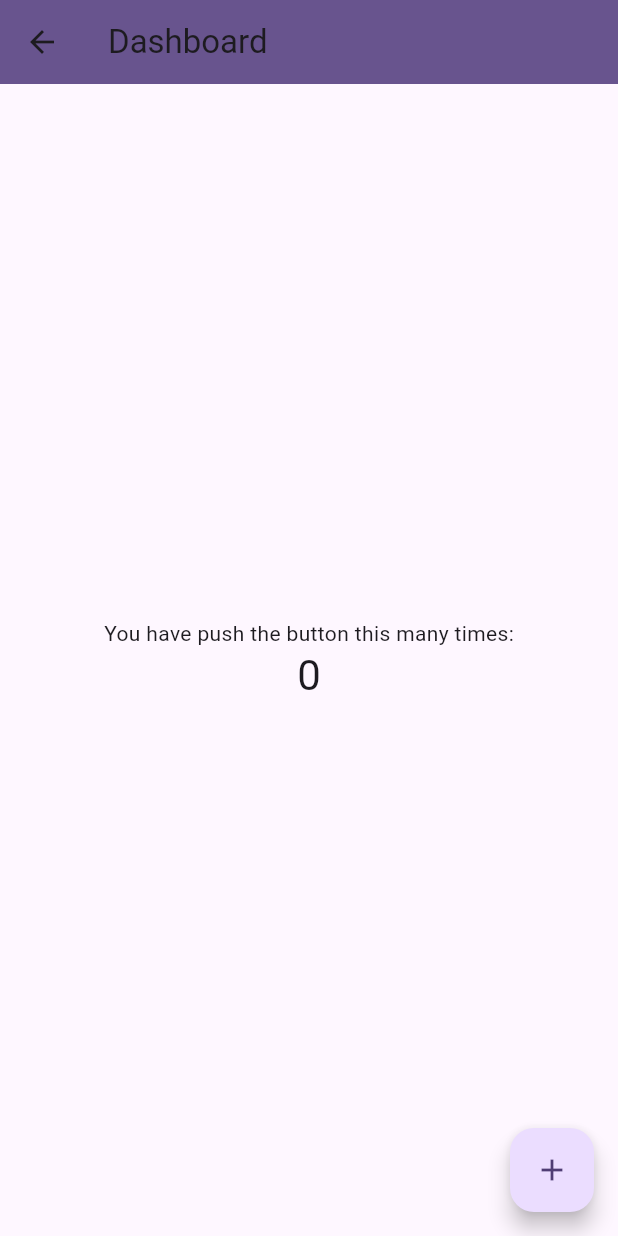
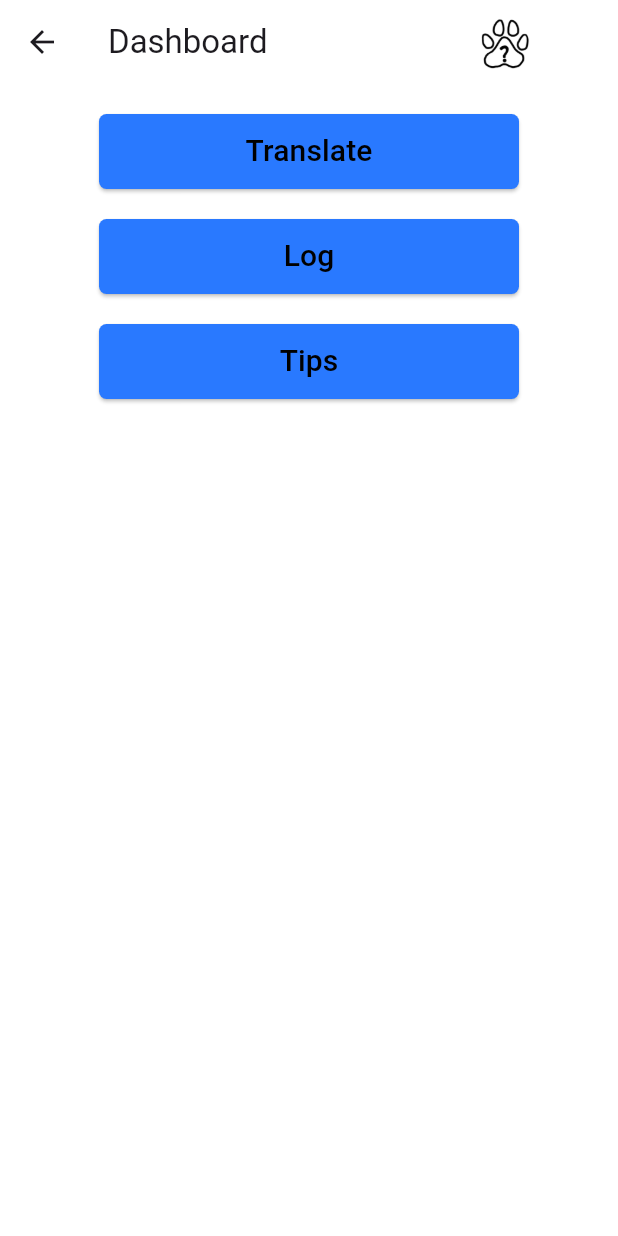
Before and after one commit to YvetteCarlos/CS4750_FinalProject, a Flutter app: the screen it shows after launch, after a tap on "Get Started", on a phone screen of 412 x 824 dp. Run offline on Flutter 3.47's test engine with Material 3 defaults, Android fonts, the phone set to English and light mode, and no system bars.

Commit message:
added images and the dashboard buttons

```diff
--- a/lib/dashboard_page.dart
+++ b/lib/dashboard_page.dart
@@ -1,4 +1,8 @@
+import 'package:dogcipher/dog_behaviors_page.dart';
+import 'package:dogcipher/dog_behaviors_tips.dart';
 import 'package:flutter/material.dart';
+
+import 'log_page.dart';
 
 class MyDashboardPage extends StatefulWidget {
   const MyDashboardPage({super.key, required this.title});
@@ -11,46 +15,111 @@ class MyDashboardPage extends StatefulWidget {
 }
 
 class _MyDashboardPageState extends State<MyDashboardPage> {
-  int _counter = 0;
-
-  void _incrementCounter() {
-    setState(() {
-
-      _counter++;
-    });
-  }
 
   @override
   Widget build(BuildContext context) {
 
     return Scaffold(
+      backgroundColor: Colors.white,
       appBar: AppBar(
+        backgroundColor: Colors.white,
+        title: const Text('Dashboard'),
+         actions: [
+         Container(
+           width: 150,
+           height: 200,
+           child: IconButton(
+            icon: Image.asset('assets/img.png'),
+            onPressed: null,
+                   ),
+            ),
+         ],
+      ),
 
-        backgroundColor: Theme.of(context).colorScheme.primary,
+      body: Center(
+        child: Column(
+          children: <Widget>[
 
-        title: Text(widget.title),
-      ),
-      body: Center(
-
-        child: Column(
-
-          mainAxisAlignment: MainAxisAlignment.center,
-          children: <Widget>[
-            const Text(
-              'You have push the button this many times:',
+            Container(
+              height: 50,
+              width: 280,
+              margin: const EdgeInsets.only(top: 20.0, bottom: 20.0),
+              child: ElevatedButton(
+                style: ElevatedButton.styleFrom(
+                  backgroundColor: Colors.blueAccent[400],
+                  shape: RoundedRectangleBorder(
+                    borderRadius: BorderRadius.circular(5.0),
+                  ),
+                ),
+                onPressed: () {
+                  Navigator.push(
+                    context,
+                    MaterialPageRoute(builder: (context) => const DogBehaviorsPage(title: 'Dog Behaviors')),
+                  );
+                },
+                child: const Text(
+                  'Translate',
+                  style: TextStyle(
+                      fontSize: 20,
+                      color: Colors.black
+                  ),
+                ),
+              ),
             ),
-            Text(
-              '$_counter',
-              style: Theme.of(context).textTheme.headlineMedium,
+            Container(
+              height: 50,
+              width: 280,
+              margin: const EdgeInsets.only(bottom: 20.0),
+              child: ElevatedButton(
+                style: ElevatedButton.styleFrom(
+                  backgroundColor: Colors.blueAccent[400],
+                  shape: RoundedRectangleBorder(
+                    borderRadius: BorderRadius.circular(5.0),
+                  ),
+                ),
+                onPressed: () {
+                  Navigator.push(
+                    context,
+                    MaterialPageRoute(builder: (context) => const MyLogPage(title: 'Log')),
+                  );
+                },
+                child: const Text(
+                  'Log',
+                  style: TextStyle(
+                      fontSize: 20,
+                      color: Colors.black
+                  ),
+                ),
+              ),
+            ),
+            Container(
+              height: 50,
+              width: 280,
+              child: ElevatedButton(
+                style: ElevatedButton.styleFrom(
+                  backgroundColor: Colors.blueAccent[400],
+                  shape: RoundedRectangleBorder(
+                    borderRadius: BorderRadius.circular(5.0),
+                  ),
+                ),
+                onPressed: () {
+                  Navigator.push(
+                    context,
+                    MaterialPageRoute(builder: (context) => const DogBehaviorTipsPage(title: 'Dog Behaviors Tips')),
+                  );
+                },
+                child: const Text(
+                  'Tips',
+                  style: TextStyle(
+                      fontSize: 20,
+                      color: Colors.black
+                  ),
+                ),
+              ),
             ),
           ],
         ),
       ),
-      floatingActionButton: FloatingActionButton(
-        onPressed: _incrementCounter,
-        tooltip: 'Increment',
-        child: const Icon(Icons.add),
-      ), // This trailing comma makes auto-formatting nicer for build methods.
     );
   }
 }
--- a/lib/main.dart
+++ b/lib/main.dart
@@ -1,6 +1,8 @@
 import 'package:dogcipher/welcome_page.dart';
+import 'package:flutter/cupertino.dart';
 import 'package:flutter/material.dart';
 import 'package:flutter/services.dart';
+import 'package:flutter/widgets.dart';
 
 void main() {
   runApp(const MyApp());
@@ -64,13 +66,19 @@ class _MySplashPageState extends State<MySplashPage> with SingleTickerProviderSt
           mainAxisAlignment: MainAxisAlignment.center,
           children: <Widget>[
             Container(
-              child: const Text(
+              margin: EdgeInsets.all(8.0),
+              height: 200,
+              width: 200,
+              child:  const Image(
+                image: AssetImage('assets/img.png'),
+              ),
+            ),
+              const Text(
                 'DOGCIPHER',
                 style: TextStyle(
                     fontWeight: FontWeight.bold,
                     fontSize: 25,
                     color: Colors.cyan
-                ),
               ),
             ),
           ],
--- a/lib/welcome_page.dart
+++ b/lib/welcome_page.dart
@@ -62,20 +62,11 @@ class _MyWelcomePageState extends State<MyWelcomePage> {
                    color: Colors.white
                   ),
               ),
-                         /* Text(
-                '$_counter',
-                style: Theme.of(context).textTheme.headlineMedium,*/
-              /*),*/
               ),
             ),
           ],
         ),
       ),
-     /* floatingActionButton: FloatingActionButton(
-        onPressed: _incrementCounter,
-        tooltip: 'Increment',
-        child: const Icon(Icons.add),
-      ),*/ // This trailing comma makes auto-formatting nicer for build methods.
     );
   }
 }
--- a/pubspec.yaml
+++ b/pubspec.yaml
@@ -59,8 +59,8 @@ flutter:
   uses-material-design: true
 
   # To add assets to your application, add an assets section, like this:
-  # assets:
-  #   - images/a_dot_burr.jpeg
+  assets:
+    - assets/img.png
   #   - images/a_dot_ham.jpeg
 
   # An image asset can refer to one or more resolution-specific "variants", see
```
Also changed, not shown: assets/img.png (added).
